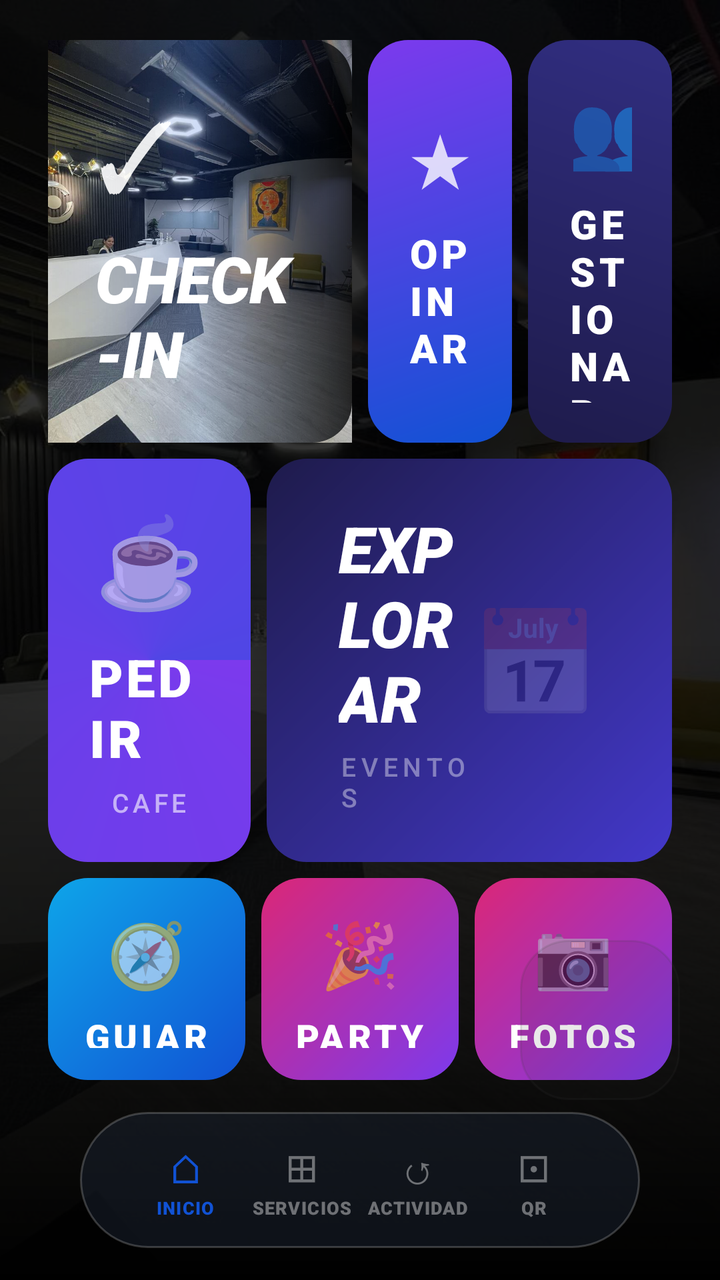
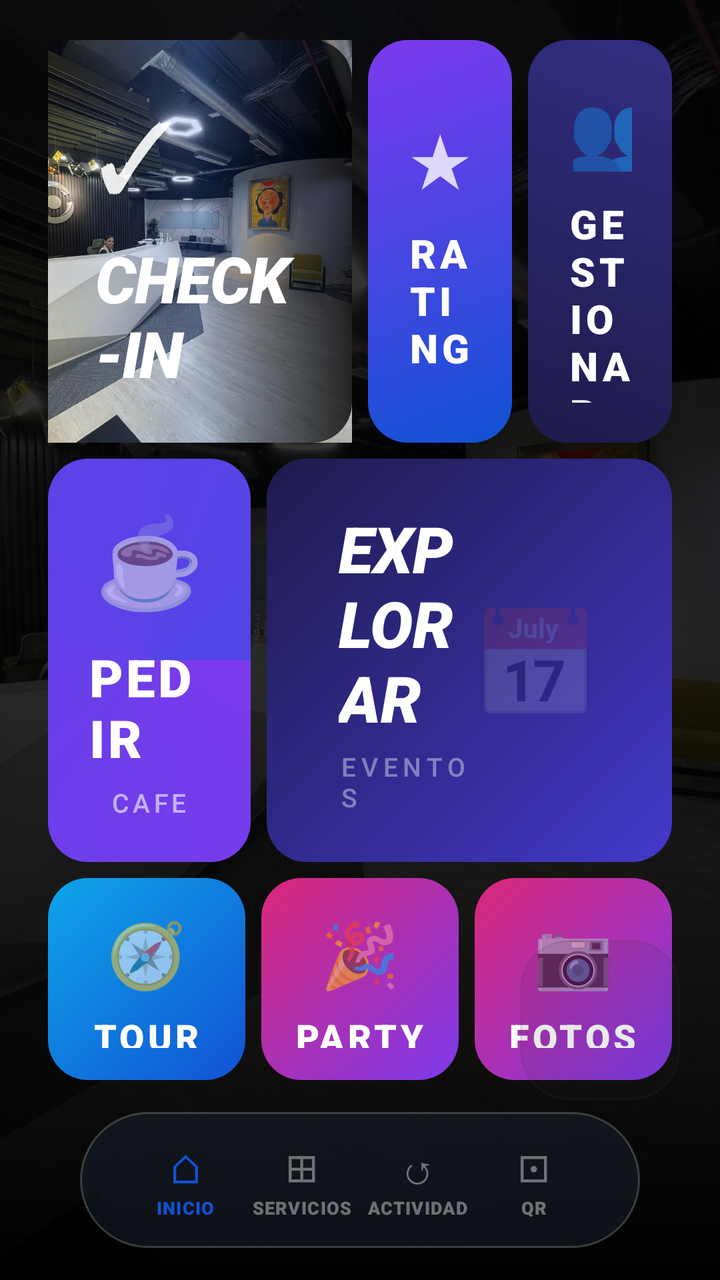

Compare the two renders of this Android layout. The source of the first and the diff that turns it into the second are given below.
<!-- AndroidManifest.xml: activity theme Theme.TemiBridge -->
<!-- res/layout/activity_main.xml -->
<?xml version="1.0" encoding="utf-8"?>
<FrameLayout xmlns:android="http://schemas.android.com/apk/res/android"
    android:layout_width="match_parent"
    android:layout_height="match_parent"
    android:background="@color/menu_bg_dark">

    
    <ImageView
        android:id="@+id/backgroundImage"
        android:layout_width="match_parent"
        android:layout_height="match_parent"
        android:scaleType="centerCrop"
        android:src="@drawable/recepcion_spatium"/>

    
    <View
        android:layout_width="match_parent"
        android:layout_height="match_parent"
        android:background="@drawable/dark_gradient_overlay"/>

    
    <LinearLayout
        android:layout_width="match_parent"
        android:layout_height="match_parent"
        android:orientation="vertical"
        android:paddingStart="24dp"
        android:paddingEnd="24dp"
        android:paddingTop="20dp"
        android:paddingBottom="100dp">

        
        
        <LinearLayout
            android:layout_width="match_parent"
            android:layout_height="0dp"
            android:layout_weight="2"
            android:orientation="horizontal"
            android:layout_marginBottom="8dp">

            
            <FrameLayout
                android:id="@+id/tileCheckin"
                android:layout_width="0dp"
                android:layout_height="match_parent"
                android:layout_weight="2"
                android:layout_marginEnd="8dp"
                android:background="@drawable/tile_opinar"
                android:clickable="true"
                android:focusable="true">

                
                <ImageView
                    android:layout_width="match_parent"
                    android:layout_height="match_parent"
                    android:scaleType="centerCrop"
                    android:src="@drawable/recepcion_spatium"/>

                
                <View
                    android:layout_width="match_parent"
                    android:layout_height="match_parent"
                    android:background="@drawable/tile_checkin"/>

                
                <LinearLayout
                    android:layout_width="match_parent"
                    android:layout_height="wrap_content"
                    android:layout_gravity="bottom"
                    android:orientation="vertical"
                    android:padding="24dp">

                    <TextView
                        android:layout_width="wrap_content"
                        android:layout_height="wrap_content"
                        android:text="✓"
                        android:textColor="#E6FFFFFF"
                        android:textSize="48sp"
                        android:layout_marginBottom="8dp"/>

                    <TextView
                        android:layout_width="wrap_content"
                        android:layout_height="wrap_content"
                        android:text="CHECK-IN"
                        android:textColor="@color/white"
                        android:textSize="32sp"
                        android:fontFamily="sans-serif-black"
                        android:textStyle="italic"
                        android:letterSpacing="-0.02"/>

                    <TextView
                        android:layout_width="wrap_content"
                        android:layout_height="wrap_content"
                        android:text="Recepción Invitado"
                        android:textColor="#B3FFFFFF"
                        android:textSize="15sp"
                        android:layout_marginTop="4dp"/>
                </LinearLayout>
            </FrameLayout>

            
            <LinearLayout
                android:layout_width="0dp"
                android:layout_height="match_parent"
                android:layout_weight="2"
                android:orientation="horizontal">

                
                <FrameLayout
                    android:id="@+id/tileOpinar"
                    android:layout_width="0dp"
                    android:layout_height="match_parent"
                    android:layout_weight="1"
                    android:layout_marginEnd="8dp"
                    android:background="@drawable/tile_opinar"
                    android:clickable="true"
                    android:focusable="true">

                    <LinearLayout
                        android:layout_width="match_parent"
                        android:layout_height="match_parent"
                        android:orientation="vertical"
                        android:gravity="center"
                        android:padding="20dp">

                        <TextView
                            android:layout_width="wrap_content"
                            android:layout_height="wrap_content"
                            android:text="★"
                            android:textColor="#CCFFffFF"
                            android:textSize="36sp"
                            android:layout_marginBottom="10dp"/>

                        <TextView
                            android:layout_width="wrap_content"
                            android:layout_height="wrap_content"
                            android:text="OPINAR"
                            android:textColor="@color/white"
                            android:textSize="20sp"
                            android:fontFamily="sans-serif-black"
                            android:letterSpacing="0.1"/>
                    </LinearLayout>
                </FrameLayout>

                
                <FrameLayout
                    android:id="@+id/tileGestionar"
                    android:layout_width="0dp"
                    android:layout_height="match_parent"
                    android:layout_weight="1"
                    android:background="@drawable/tile_gestionar"
                    android:clickable="true"
                    android:focusable="true">

                    <LinearLayout
                        android:layout_width="match_parent"
                        android:layout_height="match_parent"
                        android:orientation="vertical"
                        android:gravity="center"
                        android:padding="20dp">

                        <TextView
                            android:layout_width="wrap_content"
                            android:layout_height="wrap_content"
                            android:text="👥"
                            android:textSize="36sp"
                            android:layout_marginBottom="10dp"/>

                        <TextView
                            android:layout_width="wrap_content"
                            android:layout_height="wrap_content"
                            android:text="GESTIONAR"
                            android:textColor="@color/white"
                            android:textSize="20sp"
                            android:fontFamily="sans-serif-black"
                            android:letterSpacing="0.1"/>
                    </LinearLayout>
                </FrameLayout>

            </LinearLayout>

        </LinearLayout>

        
        <LinearLayout
            android:layout_width="match_parent"
            android:layout_height="0dp"
            android:layout_weight="2"
            android:orientation="horizontal"
            android:layout_marginBottom="8dp">

            
            <FrameLayout
                android:id="@+id/tilePedir"
                android:layout_width="0dp"
                android:layout_height="match_parent"
                android:layout_weight="1"
                android:layout_marginEnd="8dp"
                android:background="@drawable/tile_pedir"
                android:clickable="true"
                android:focusable="true">

                <LinearLayout
                    android:layout_width="match_parent"
                    android:layout_height="match_parent"
                    android:orientation="vertical"
                    android:gravity="center"
                    android:padding="20dp">

                    <TextView
                        android:layout_width="wrap_content"
                        android:layout_height="wrap_content"
                        android:text="☕"
                        android:textSize="44sp"
                        android:layout_marginBottom="12dp"/>

                    <TextView
                        android:layout_width="wrap_content"
                        android:layout_height="wrap_content"
                        android:text="PEDIR"
                        android:textColor="@color/white"
                        android:textSize="26sp"
                        android:fontFamily="sans-serif-black"
                        android:letterSpacing="0.05"/>

                    <TextView
                        android:layout_width="wrap_content"
                        android:layout_height="wrap_content"
                        android:text="CAFE"
                        android:textColor="#99FFFFFF"
                        android:textSize="13sp"
                        android:fontFamily="sans-serif-medium"
                        android:letterSpacing="0.15"
                        android:layout_marginTop="6dp"/>
                </LinearLayout>
            </FrameLayout>

            
            <FrameLayout
                android:id="@+id/tileExplorar"
                android:layout_width="0dp"
                android:layout_height="match_parent"
                android:layout_weight="2"
                android:background="@drawable/tile_explorar"
                android:clickable="true"
                android:focusable="true">

                <LinearLayout
                    android:layout_width="match_parent"
                    android:layout_height="match_parent"
                    android:orientation="horizontal"
                    android:gravity="center_vertical"
                    android:paddingStart="36dp"
                    android:paddingEnd="36dp">

                    <LinearLayout
                        android:layout_width="0dp"
                        android:layout_height="wrap_content"
                        android:layout_weight="1"
                        android:orientation="vertical">

                        <TextView
                            android:layout_width="wrap_content"
                            android:layout_height="wrap_content"
                            android:text="EXPLORAR"
                            android:textColor="@color/white"
                            android:textSize="32sp"
                            android:fontFamily="sans-serif-black"
                            android:textStyle="italic"/>

                        <TextView
                            android:layout_width="wrap_content"
                            android:layout_height="wrap_content"
                            android:text="EVENTOS"
                            android:textColor="#66FFFFFF"
                            android:textSize="13sp"
                            android:fontFamily="sans-serif-medium"
                            android:letterSpacing="0.2"
                            android:layout_marginTop="4dp"/>
                    </LinearLayout>

                    <TextView
                        android:layout_width="wrap_content"
                        android:layout_height="wrap_content"
                        android:text="📅"
                        android:textSize="52sp"
                        android:alpha="0.25"/>
                </LinearLayout>
            </FrameLayout>

        </LinearLayout>

        
        <LinearLayout
            android:layout_width="match_parent"
            android:layout_height="0dp"
            android:layout_weight="1"
            android:orientation="horizontal">

            <FrameLayout
                android:id="@+id/tileGuiar"
                android:layout_width="0dp"
                android:layout_height="match_parent"
                android:layout_weight="1"
                android:layout_marginEnd="8dp"
                android:background="@drawable/tile_guiar"
                android:clickable="true"
                android:focusable="true">

                <LinearLayout
                    android:layout_width="match_parent"
                    android:layout_height="match_parent"
                    android:orientation="vertical"
                    android:gravity="center"
                    android:padding="16dp">

                    <TextView
                        android:layout_width="wrap_content"
                        android:layout_height="wrap_content"
                        android:text="🧭"
                        android:textSize="32sp"
                        android:layout_marginBottom="8dp"/>

                    <TextView
                        android:layout_width="wrap_content"
                        android:layout_height="wrap_content"
                        android:text="GUIAR"
                        android:textColor="@color/white"
                        android:textSize="18sp"
                        android:fontFamily="sans-serif-black"
                        android:letterSpacing="0.1"/>
                </LinearLayout>
            </FrameLayout>

            <FrameLayout
                android:id="@+id/tileParty"
                android:layout_width="0dp"
                android:layout_height="match_parent"
                android:layout_weight="1"
                android:layout_marginEnd="8dp"
                android:background="@drawable/tile_party"
                android:clickable="true"
                android:focusable="true">

                <LinearLayout
                    android:layout_width="match_parent"
                    android:layout_height="match_parent"
                    android:orientation="vertical"
                    android:gravity="center"
                    android:padding="16dp">

                    <TextView
                        android:layout_width="wrap_content"
                        android:layout_height="wrap_content"
                        android:text="🎉"
                        android:textSize="32sp"
                        android:layout_marginBottom="8dp"/>

                    <TextView
                        android:layout_width="wrap_content"
                        android:layout_height="wrap_content"
                        android:text="PARTY"
                        android:textColor="@color/white"
                        android:textSize="18sp"
                        android:fontFamily="sans-serif-black"
                        android:letterSpacing="0.1"/>
                </LinearLayout>
            </FrameLayout>

            <FrameLayout
                android:id="@+id/tileFotos"
                android:layout_width="0dp"
                android:layout_height="match_parent"
                android:layout_weight="1"
                android:background="@drawable/tile_party"
                android:clickable="true"
                android:focusable="true">

                <LinearLayout
                    android:layout_width="match_parent"
                    android:layout_height="match_parent"
                    android:orientation="vertical"
                    android:gravity="center"
                    android:padding="16dp">

                    <TextView
                        android:layout_width="wrap_content"
                        android:layout_height="wrap_content"
                        android:text="📷"
                        android:textSize="32sp"
                        android:layout_marginBottom="8dp"/>

                    <TextView
                        android:layout_width="wrap_content"
                        android:layout_height="wrap_content"
                        android:text="FOTOS"
                        android:textColor="@color/white"
                        android:textSize="18sp"
                        android:fontFamily="sans-serif-black"
                        android:letterSpacing="0.1"/>
                </LinearLayout>
            </FrameLayout>

        </LinearLayout>

    </LinearLayout>

    
    <LinearLayout
        android:id="@+id/bottomNav"
        android:layout_width="match_parent"
        android:layout_height="68dp"
        android:layout_gravity="bottom|center_horizontal"
        android:layout_marginStart="40dp"
        android:layout_marginEnd="40dp"
        android:layout_marginBottom="16dp"
        android:orientation="horizontal"
        android:gravity="center"
        android:background="@drawable/bg_bottom_nav"
        android:paddingStart="24dp"
        android:paddingEnd="24dp">

        
        <LinearLayout
            android:id="@+id/navInicio"
            android:layout_width="0dp"
            android:layout_height="match_parent"
            android:layout_weight="1"
            android:orientation="vertical"
            android:gravity="center"
            android:clickable="true"
            android:focusable="true">
            <TextView android:layout_width="wrap_content" android:layout_height="wrap_content"
                android:text="⌂" android:textSize="20sp" android:textColor="#1152d4"/>
            <TextView android:layout_width="wrap_content" android:layout_height="wrap_content"
                android:text="INICIO" android:textSize="9sp" android:textColor="#1152d4"
                android:fontFamily="sans-serif-black" android:letterSpacing="0.05"/>
        </LinearLayout>

        
        <LinearLayout
            android:id="@+id/navServicios"
            android:layout_width="0dp"
            android:layout_height="match_parent"
            android:layout_weight="1"
            android:orientation="vertical"
            android:gravity="center"
            android:clickable="true"
            android:focusable="true">
            <TextView android:layout_width="wrap_content" android:layout_height="wrap_content"
                android:text="⊞" android:textSize="20sp" android:textColor="#66FFFFFF"/>
            <TextView android:layout_width="wrap_content" android:layout_height="wrap_content"
                android:text="SERVICIOS" android:textSize="9sp" android:textColor="#66FFFFFF"
                android:fontFamily="sans-serif-black" android:letterSpacing="0.05"/>
        </LinearLayout>

        
        <LinearLayout
            android:id="@+id/navActividad"
            android:layout_width="0dp"
            android:layout_height="match_parent"
            android:layout_weight="1"
            android:orientation="vertical"
            android:gravity="center"
            android:clickable="true"
            android:focusable="true">
            <TextView android:layout_width="wrap_content" android:layout_height="wrap_content"
                android:text="↺" android:textSize="20sp" android:textColor="#66FFFFFF"/>
            <TextView android:layout_width="wrap_content" android:layout_height="wrap_content"
                android:text="ACTIVIDAD" android:textSize="9sp" android:textColor="#66FFFFFF"
                android:fontFamily="sans-serif-black" android:letterSpacing="0.05"/>
        </LinearLayout>

        
        <LinearLayout
            android:id="@+id/navQr"
            android:layout_width="0dp"
            android:layout_height="match_parent"
            android:layout_weight="1"
            android:orientation="vertical"
            android:gravity="center"
            android:clickable="true"
            android:focusable="true">
            <TextView android:layout_width="wrap_content" android:layout_height="wrap_content"
                android:text="⊡" android:textSize="20sp" android:textColor="#66FFFFFF"/>
            <TextView android:layout_width="wrap_content" android:layout_height="wrap_content"
                android:text="QR" android:textSize="9sp" android:textColor="#66FFFFFF"
                android:fontFamily="sans-serif-black" android:letterSpacing="0.05"/>
        </LinearLayout>

    </LinearLayout>

    
    <TextView
        android:id="@+id/mainText"
        android:layout_width="0dp"
        android:layout_height="0dp"
        android:visibility="gone"/>

    <Button
        android:id="@+id/buttonTour"
        android:layout_width="0dp"
        android:layout_height="0dp"
        android:visibility="gone"/>

    
    <View
        android:id="@+id/cameraContainer"
        android:layout_width="80dp"
        android:layout_height="80dp"
        android:layout_gravity="bottom|end"
        android:layout_marginEnd="20dp"
        android:layout_marginBottom="90dp"
        android:background="@drawable/bg_glass_button"
        android:visibility="visible"/>

</FrameLayout>
<!-- resources referenced by this layout -->
<resources>
  <color name="menu_bg_dark">#0F172A</color>
  <color name="white">#FFFFFFFF</color>
  <!-- drawable bg_bottom_nav (drawable) -->
  <?xml version="1.0" encoding="utf-8"?>
  <shape xmlns:android="http://schemas.android.com/apk/res/android">
      <solid android:color="#661E293B"/>
      <stroke android:width="1dp" android:color="#33FFFFFF"/>
      <corners android:radius="100dp"/>
  </shape>
  <!-- drawable bg_glass_button (drawable) -->
  <?xml version="1.0" encoding="utf-8"?>
  <shape xmlns:android="http://schemas.android.com/apk/res/android">
      <solid android:color="#1A2a2a2a"/>
      <stroke android:width="1dp" android:color="#26404040"/>
      <corners android:radius="24dp"/>
  </shape>
  <!-- drawable dark_gradient_overlay (drawable) -->
  <?xml version="1.0" encoding="utf-8"?>
  <shape xmlns:android="http://schemas.android.com/apk/res/android"
      android:shape="rectangle">
  
      <gradient
          android:startColor="#CC000000"
          android:centerColor="#CC000000"
          android:endColor="#FF000000"
          android:angle="270" />
  
  </shape>
  <!-- drawable tile_checkin (drawable) -->
  <?xml version="1.0" encoding="utf-8"?>
  <shape xmlns:android="http://schemas.android.com/apk/res/android">
      <gradient
          android:angle="180"
          android:startColor="#CC000000"
          android:centerColor="#331152d4"
          android:endColor="#00000000"
          android:type="linear"/>
      <corners android:radius="20dp"/>
  </shape>
  <!-- drawable tile_explorar (drawable) -->
  <?xml version="1.0" encoding="utf-8"?>
  <shape xmlns:android="http://schemas.android.com/apk/res/android">
      <gradient
          android:angle="135"
          android:startColor="#4338ca"
          android:endColor="#1e1b4b"
          android:type="linear"/>
      <corners android:radius="20dp"/>
  </shape>
  <!-- drawable tile_gestionar (drawable) -->
  <?xml version="1.0" encoding="utf-8"?>
  <shape xmlns:android="http://schemas.android.com/apk/res/android">
      <gradient
          android:angle="45"
          android:startColor="#1e1b4b"
          android:endColor="#312e81"
          android:type="linear"/>
      <corners android:radius="20dp"/>
  </shape>
  <!-- drawable tile_guiar (drawable) -->
  <?xml version="1.0" encoding="utf-8"?>
  <shape xmlns:android="http://schemas.android.com/apk/res/android">
      <gradient
          android:angle="135"
          android:startColor="#1152d4"
          android:endColor="#0ea5e9"
          android:type="linear"/>
      <corners android:radius="20dp"/>
  </shape>
  <!-- drawable tile_opinar (drawable) -->
  <?xml version="1.0" encoding="utf-8"?>
  <shape xmlns:android="http://schemas.android.com/apk/res/android">
      <gradient
          android:angle="135"
          android:startColor="#1152d4"
          android:endColor="#7c3aed"
          android:type="linear"/>
      <corners android:radius="20dp"/>
  </shape>
  <!-- drawable tile_party (drawable) -->
  <?xml version="1.0" encoding="utf-8"?>
  <shape xmlns:android="http://schemas.android.com/apk/res/android">
      <gradient
          android:angle="135"
          android:startColor="#7c3aed"
          android:endColor="#db2777"
          android:type="linear"/>
      <corners android:radius="20dp"/>
  </shape>
  <!-- drawable tile_pedir (drawable) -->
  <?xml version="1.0" encoding="utf-8"?>
  <shape xmlns:android="http://schemas.android.com/apk/res/android">
      <gradient
          android:type="sweep"
          android:centerX="0.5"
          android:centerY="0.5"
          android:startColor="#7c3aed"
          android:endColor="#4f46e5"/>
      <corners android:radius="20dp"/>
  </shape>
  <color name="purple_500">#FF6200EE</color>
  <color name="purple_700">#FF3700B3</color>
  <color name="teal_200">#FF03DAC5</color>
  <color name="teal_700">#FF018786</color>
  <color name="black">#FF000000</color>
  <!-- unchanged entries left out for length: 2 -->
</resources>

<!-- the commit's change to res/layout/activity_main.xml (unified diff, before → after) -->
@@ -133,7 +133,7 @@
                         <TextView
                             android:layout_width="wrap_content"
                             android:layout_height="wrap_content"
-                            android:text="OPINAR"
+                            android:text="RATING"
                             android:textColor="@color/white"
                             android:textSize="20sp"
                             android:fontFamily="sans-serif-black"
@@ -323,7 +323,7 @@
                     <TextView
                         android:layout_width="wrap_content"
                         android:layout_height="wrap_content"
-                        android:text="GUIAR"
+                        android:text="TOUR"
                         android:textColor="@color/white"
                         android:textSize="18sp"
                         android:fontFamily="sans-serif-black"
